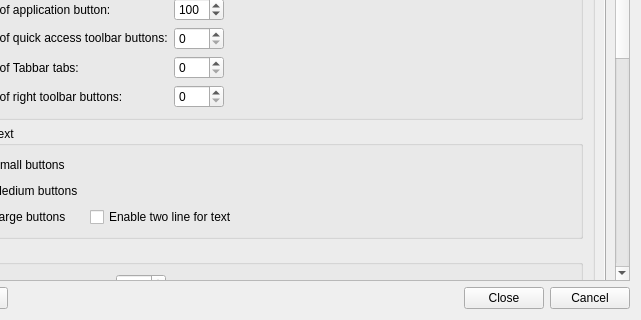
Above: Resources/ui/Settings.ui from APEbbers/FreeCAD-Ribbon before the change; both pictures show x 83 to 724 and y 402 to 722 of the 724 by 722 pixel window. Below: the same form after it.
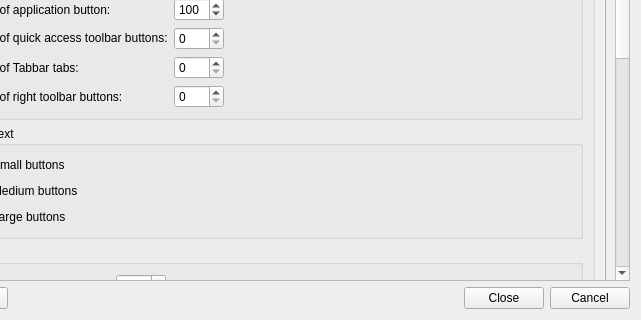
That is the form after the change. The open tabs and pages were chosen to show the change. Custom widgets are drawn as their Qt base class.

Commit message: removed control

The edit to the form file:
```diff
--- a/Resources/ui/Settings.ui
+++ b/Resources/ui/Settings.ui
@@ -668,13 +668,6 @@
                          </property>
                         </spacer>
                        </item>
-                       <item row="2" column="1">
-                        <widget class="QCheckBox" name="EnableWrap_Large">
-                         <property name="text">
-                          <string>Enable two line for text</string>
-                         </property>
-                        </widget>
-                       </item>
                       </layout>
                      </item>
                     </layout>
```
Left out of the diff: 2 changed lines with no effect on the pictures. The commit also changes 1 other file.
